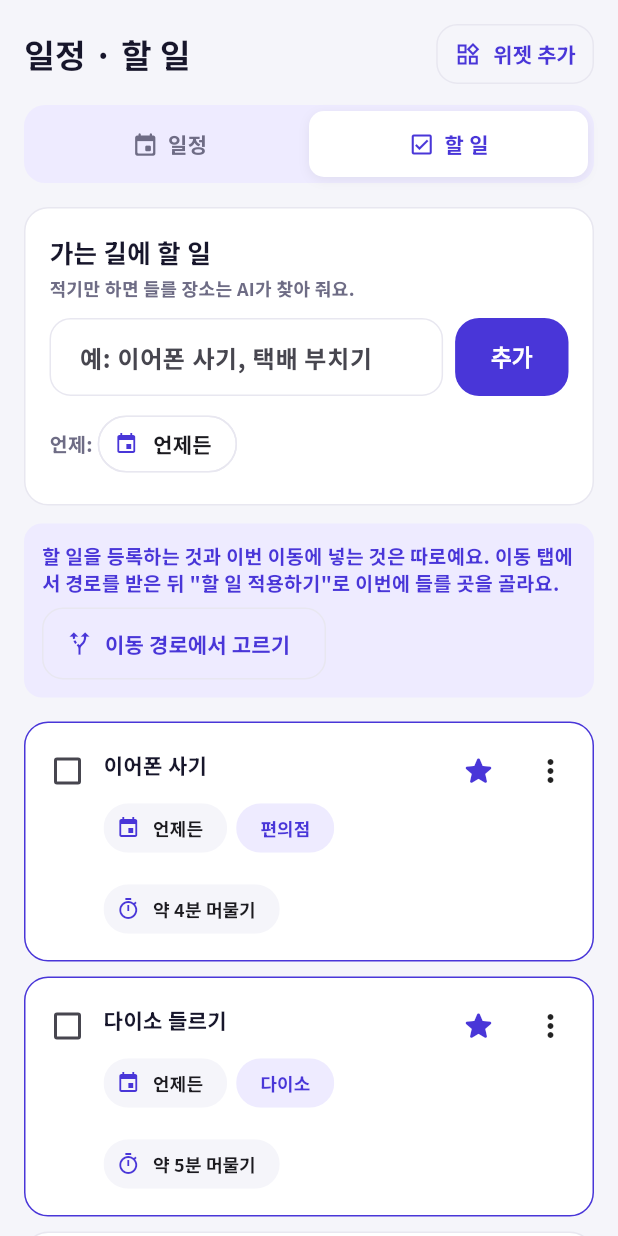
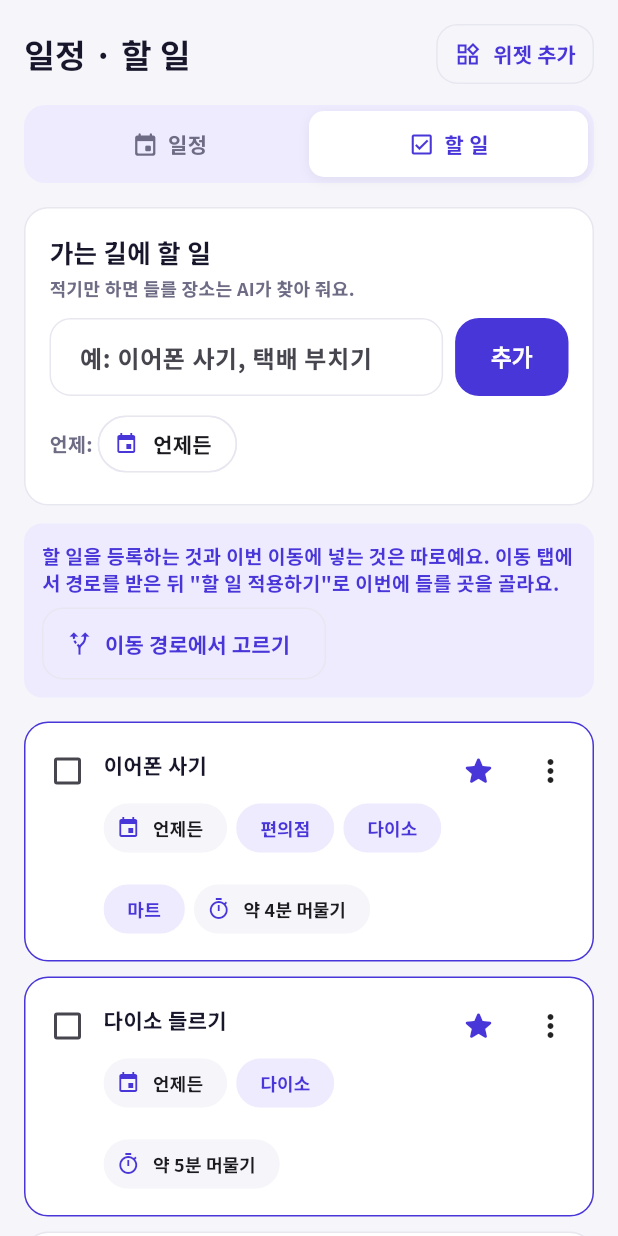
Before and after one commit to kyuiryo2-max/hackerton_21, a Flutter app: the PlannerScreen screen opened directly, after a tap on "할 일", on a phone screen of 412 x 824 dp. Run offline on Flutter 3.47's test engine with Material 3 defaults, Android fonts, the phone set to English and light mode, and no system bars; our stand-ins replace flutter_local_notifications, flutter_map, geolocator, latlong2, qr_flutter, shared_preferences and 2 more; accounts and stored records are empty; network calls fail; project files that could hold a hidden picture were left out.

Commit message:
fix: 시연 모드 홈 경유지·할 일 매핑·시연 일정 수정 화면·AI 장소 추천 일정
- 홈은 실제 모드처럼 이동 탭에서 적용한 할 일만 경유지로 보여 줌 (적용 전 '추천 출발', 적용 후 '들러서 출발')
- 시연 할 일 장소 매핑: 이어폰 사기 = 편의점·다이소·마트, 커피 사기 = 카페·편의점
- 시연 일정도 수정 화면을 열 수 있게 함 (일정 목록에 없는 id라 저장·삭제해도 고정 일정은 그대로)
- 시연 일정 '일식 먹으러 가기'(12:30) 추가: 누르면 수정 화면이 열리고 AI 장소 추천을 바로 불러옴

Co-Authored-By: Claude Opus 5.5 <noreply@anthropic.com>
Claude-Session: https://claude.ai/code/session_019XCht9nP4DcF6PsbJmruuB

```diff
--- a/app/Sync_ro_app/lib/data/demo_schedule.dart
+++ b/app/Sync_ro_app/lib/data/demo_schedule.dart
@@ -5,10 +5,30 @@ import 'presentation_demo_data.dart';
 /// 홈·이동 탭이 쓰는 서울역 → 고려대학교(9:20 도착) 계획과 같은 일정이에요.
 /// 일정 목록(ScheduleScope)에는 넣지 않아요. 넣으면 이동 탭이 시연 계획 대신 "다음 일정" 경로로 바뀌어요.
 class DemoSchedule {
-  /// 저장된 일정과 겹치지 않는 표시용 id. 수정·삭제·경로 보기는 이 id로 걸러요.
+  /// 저장된 일정과 겹치지 않는 표시용 id. 경로 보기는 이 id로 시연 계획에 연결해요.
+  /// 수정 화면은 열 수 있지만 일정 목록에 없는 id라 저장·삭제해도 목록은 그대로예요.
   static const int id = -2026;
+  static const int lunchId = -2027;
 
-  static bool isDemo(Schedule s) => s.id == id;
+  static bool isDemo(Schedule s) => s.id == id || s.id == lunchId;
+  static bool isLunch(Schedule s) => s.id == lunchId;
+
+  /// 할 일·일정 탭에 보여 줄 시연 일정 (시간 순)
+  static List<Schedule> get all => [schedule, lunch];
+
+  /// AI 장소 추천을 보여 주는 시연 일정. 수정 화면을 열면 AI가 지금 위치 주변 일식집을 추천해요.
+  /// 가게 이름은 미리 정하지 않아요. 서버 AI + 카카오 검색으로 실제로 있는 곳만 보여 줘요.
+  static Schedule get lunch {
+    final day = DateTime.parse(PresentationDemoData.arriveByIso).toLocal();
+    final start = DateTime(day.year, day.month, day.day, 12, 30);
+    return Schedule(
+      id: lunchId,
+      title: '일식 먹으러 가기',
+      location: 'AI 추천으로 장소 고르기',
+      startTime: start,
+      endTime: start.add(const Duration(hours: 1)),
+    );
+  }
 
   static Schedule get schedule {
     final ctx = PresentationDemoData.context;
--- a/app/Sync_ro_app/lib/data/mock_todos.dart
+++ b/app/Sync_ro_app/lib/data/mock_todos.dart
@@ -8,7 +8,7 @@ const List<TodoItem> mockTodos = [
     title: '이어폰 사기',
     estimatedMinutes: 4,
     requiresTravel: true,
-    placeTypes: ['편의점'],
+    placeTypes: ['편의점', '다이소', '마트'],
     important: true,
   ),
   TodoItem(
@@ -16,7 +16,7 @@ const List<TodoItem> mockTodos = [
     title: '커피 사기',
     estimatedMinutes: 5,
     requiresTravel: true,
-    placeTypes: ['카페'],
+    placeTypes: ['카페', '편의점'],
   ),
   TodoItem(
     id: 3,
--- a/app/Sync_ro_app/lib/screens/home_screen.dart
+++ b/app/Sync_ro_app/lib/screens/home_screen.dart
@@ -903,24 +903,19 @@ class _ModePill extends StatelessWidget {
 }
 
 /// 홈에서 보여 줄 경유지 하나.
-/// 실제 모드: 이동 탭에서 "이번 이동에 적용한" 할 일이 있을 때만, 고른 경유지로 보여 줘요 (11/13).
-/// 시연 모드: 무대 장면이라 예전처럼 첫 할 일의 가장 오래 머물 수 있는 곳을 바로 보여 줘요.
+/// 이동 탭에서 "이번 이동에 적용한" 할 일이 있을 때만, 고른 경유지로 보여 줘요 (11/13).
+/// 시연 모드도 실제 모드와 같아요 (11/21): 적용 전에는 "추천 출발", 적용하면 "들러서 출발".
 ({StayTask task, StayEval eval})? homeStop(DepartureOverview? o) {
   if (o == null || !o.canPlanStay || o.tasks.isEmpty) return null;
-  var task = o.tasks.first;
-  String? candidateId;
-  if (!o.isDemo) {
-    final id = activeRouteController.appliedTaskId;
-    // 이 일정(목적지 + 도착 시각)에 적용한 할 일일 때만
-    if (id == null || !activeRouteController.appliedFor(ActiveRouteController.tripKey(o.destination, o.arriveBy))) {
-      return null;
-    }
-    // 여러 곳을 고르면 '1+3' (11/14)
-    final match = o.taskFor(id);
-    if (match == null) return null;
-    task = match;
-    candidateId = activeRouteController.appliedCandidateId;
+  final id = activeRouteController.appliedTaskId;
+  // 이 일정(목적지 + 도착 시각)에 적용한 할 일일 때만
+  if (id == null || !activeRouteController.appliedFor(ActiveRouteController.tripKey(o.destination, o.arriveBy))) {
+    return null;
   }
+  // 여러 곳을 고르면 '1+3' (11/14)
+  final task = o.taskFor(id);
+  if (task == null) return null;
+  final candidateId = activeRouteController.appliedCandidateId;
   if (task.candidates.isEmpty) return null;
   final ranked = o.rank(task, delayMinutes: 0, need: task.needMinutes);
   if (ranked.isEmpty) return null;
--- a/app/Sync_ro_app/lib/screens/planner_screen.dart
+++ b/app/Sync_ro_app/lib/screens/planner_screen.dart
@@ -331,15 +331,6 @@ class _PlannerScreenState extends State<PlannerScreen> with AutomaticKeepAliveCl
   }
 
   Future<void> _scheduleMenu(Schedule s, String action) async {
-    if (DemoSchedule.isDemo(s)) {
-      // 시연 일정은 고정 예시라 수정·삭제하지 않아요. 경로는 이동 탭의 시연 계획으로 봐요.
-      if (action == 'detail' || action == 'route') {
-        widget.onOpenScheduleRoutes?.call(s);
-      } else {
-        _snack('시연 일정은 수정·삭제할 수 없어요. 실제 모드에서 일정을 넣어 보세요.');
-      }
-      return;
-    }
     final controller = ScheduleScope.of(context);
     switch (action) {
       case 'detail':
@@ -560,8 +551,9 @@ class _PlannerScreenState extends State<PlannerScreen> with AutomaticKeepAliveCl
     final items = <(Schedule, Routine?)>[for (final s in serverWeek) (s, _routineOf(s))];
     // 시연 모드: 홈·이동 탭과 같은 발표 시연 일정을 목록과 시간표에 같이 보여 줘요 (11/21)
     if (RuntimeMode.instance.isDemo) {
-      final demo = DemoSchedule.schedule;
-      if (!demo.startTime.isBefore(_weekStart) && demo.startTime.isBefore(weekEnd)) items.add((demo, null));
+      for (final demo in DemoSchedule.all) {
+        if (!demo.startTime.isBefore(_weekStart) && demo.startTime.isBefore(weekEnd)) items.add((demo, null));
+      }
     }
     for (final r in store.routines) {
       if (r.isTodo) continue;
@@ -674,7 +666,10 @@ class _PlannerScreenState extends State<PlannerScreen> with AutomaticKeepAliveCl
                 schedule: s,
                 repeating: r != null,
                 onRoute: !s.isCompleted && s.startTime.isAfter(_now)
-                    ? () => s.id == 0 && r != null
+                    // 시연 점심 일정은 경로 대신 수정 화면에서 AI 장소 추천을 보여 줘요 (11/21)
+                    ? () => DemoSchedule.isLunch(s)
+                        ? _scheduleMenu(s, 'edit')
+                        : s.id == 0 && r != null
                         ? _routeRoutine(r, at: s.startTime)
                         : widget.onOpenScheduleRoutes?.call(s)
                     : null,
```
Also changed, not shown: app/Sync_ro_app/lib/screens/schedule_form_screen.dart (+8 -2 lines).
